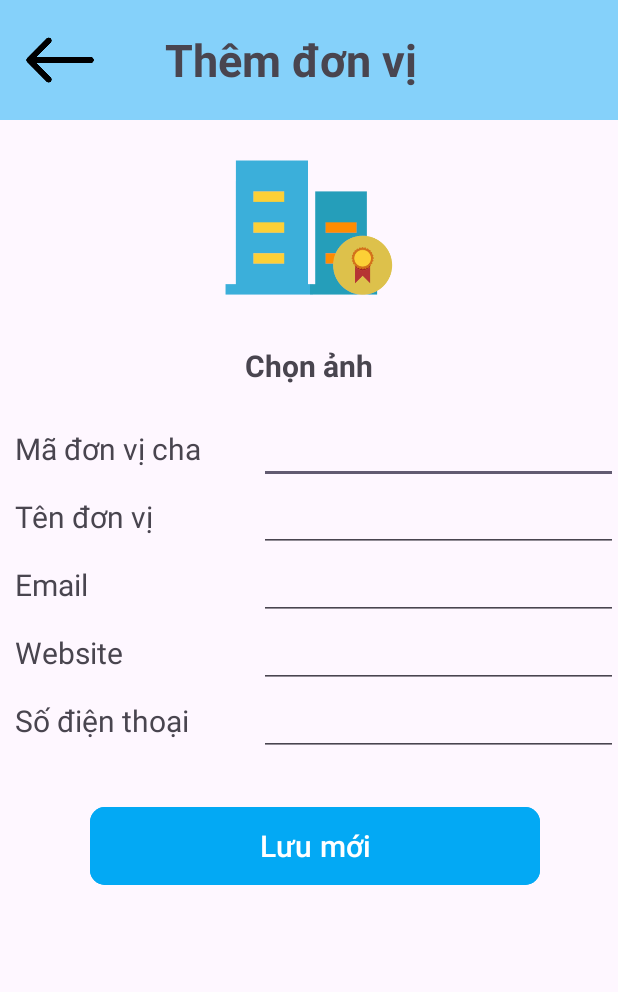
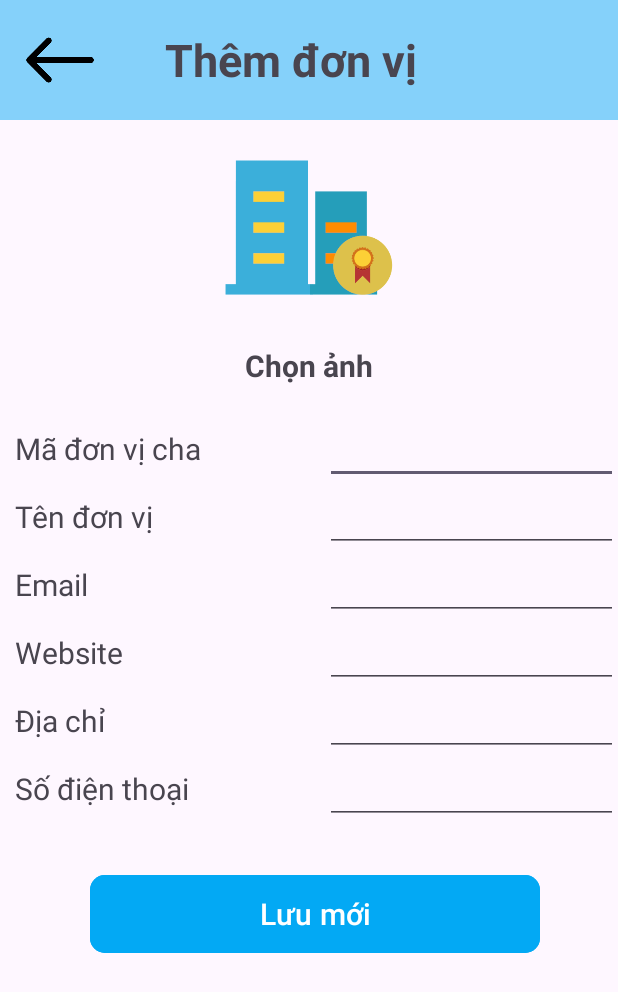
Before and after one commit to DouTee09/TestAndroid, an Android app: the CreateNewUnitActivity screen opened directly, with no data from a screen before it, on a phone screen of 412 x 824 dp. Shown: the top 992 px of the screen. Run offline under Robolectric (Android 15) with nearby library versions, the phone set to English and light mode, and no system bars; our stand-ins replace Firebase (no records; nobody signed in at launch, a user with empty details on screens opened directly).

Commit message:
Update feature create staff, unit

```diff
--- a/TestApp/app/src/main/java/com/example/testapp/CreateNewUnitActivity.java
+++ b/TestApp/app/src/main/java/com/example/testapp/CreateNewUnitActivity.java
@@ -3,7 +3,10 @@ package com.example.testapp;
 import android.content.Intent;
 import android.os.Bundle;
 import android.view.View;
+import android.widget.Button;
+import android.widget.EditText;
 import android.widget.ImageView;
+import android.widget.Toast;
 
 import androidx.activity.EdgeToEdge;
 import androidx.appcompat.app.AppCompatActivity;
@@ -12,7 +15,17 @@ import androidx.core.view.ViewCompat;
 import androidx.core.view.WindowInsetsCompat;
 
 public class CreateNewUnitActivity extends AppCompatActivity {
+
+    private FirebaseDatabaseHelperUnit unitHelper;
+    private EditText edtMaDonViCha;
+    private EditText edtTenDonVi;
+    private EditText edtEmail;
+    private EditText edtWebsite;
+    private EditText edtDiaChi;
+    private EditText edtSDT;
+
     private ImageView imvBack;
+    private Button btnLuu;
     @Override
     protected void onCreate(Bundle savedInstanceState) {
         super.onCreate(savedInstanceState);
@@ -24,14 +37,61 @@ public class CreateNewUnitActivity extends AppCompatActivity {
             return insets;
         });
 
+        unitHelper = new FirebaseDatabaseHelperUnit();
+
         imvBack = findViewById(R.id.imvQuayLai);
+        btnLuu = findViewById(R.id.btnLuu);
+
+        edtMaDonViCha = findViewById(R.id.edtMaDonViCha);
+        edtTenDonVi = findViewById(R.id.edtTenDonVi);
+        edtEmail = findViewById(R.id.edtEmail);
+        edtWebsite = findViewById(R.id.edtWebsite);
+        edtDiaChi = findViewById(R.id.edtDiaChi);
+        edtSDT = findViewById(R.id.edtSDT);
+
         imvBack.setOnClickListener(new View.OnClickListener() {
             @Override
             public void onClick(View v) {
-                Intent intent = new Intent(CreateNewUnitActivity.this, MainActivity.class);
+                Intent intent = new Intent(CreateNewUnitActivity.this, UnitMainActivity.class);
                 startActivity(intent);
                 finish();
             }
         });
+
+        btnLuu.setOnClickListener(new View.OnClickListener() {
+            @Override
+            public void onClick(View v) {
+                addUnit();
+            }
+        });
+    }
+
+    private  void addUnit(){
+        String maDonViCha = edtMaDonViCha.getText().toString();
+        String tenDonVi = edtTenDonVi.getText().toString();
+        String email = edtEmail.getText().toString();
+        String website = edtWebsite.getText().toString();
+        String diachi = edtDiaChi.getText().toString();
+        String soDienThoai = edtSDT.getText().toString();
+
+        if (maDonViCha.isEmpty() || tenDonVi.isEmpty() || email.isEmpty() || soDienThoai.isEmpty()) {
+            Toast.makeText(CreateNewUnitActivity.this, "Vui lòng nhập đầy đủ thông tin", Toast.LENGTH_SHORT).show();
+            return;
+        }
+
+        Unit newUnit = new Unit(maDonViCha, tenDonVi, email, website, diachi ,soDienThoai);
+
+        unitHelper.addUnit(newUnit);
+        Toast.makeText(CreateNewUnitActivity.this, "Thêm thành công", Toast.LENGTH_SHORT).show();
+        clearFields();
+    }
+
+    private void clearFields() {
+        edtMaDonViCha.setText("");
+        edtTenDonVi.setText("");
+        edtEmail.setText("");
+        edtWebsite.setText("");
+        edtDiaChi.setText("");
+        edtSDT.setText("");
     }
 }
--- a/TestApp/app/src/main/java/com/example/testapp/MainActivity.java
+++ b/TestApp/app/src/main/java/com/example/testapp/MainActivity.java
@@ -99,11 +99,12 @@ public class MainActivity extends AppCompatActivity {
         listViewStaff.setOnItemClickListener(new AdapterView.OnItemClickListener() {
             @Override
             public void onItemClick(AdapterView<?> parent, View view, int position, long id) {
+                Staff selectedStaff = staffList.get(position);
                 Intent intent = new Intent(MainActivity.this, InformationUserActivity.class);
+                intent.putExtra("staff", selectedStaff);
                 startActivity(intent);
             }
         });
 
-
     }
 }
--- a/TestApp/app/src/main/java/com/example/testapp/Staff.java
+++ b/TestApp/app/src/main/java/com/example/testapp/Staff.java
@@ -1,6 +1,8 @@
 package com.example.testapp;
 
-public class Staff {
+import java.io.Serializable;
+
+public class Staff implements Serializable {
     private String manhanvien;
     private String hoten;
     private String chucvu;
--- a/TestApp/app/src/main/res/layout/activity_create_new_unit.xml
+++ b/TestApp/app/src/main/res/layout/activity_create_new_unit.xml
@@ -24,7 +24,7 @@
             app:srcCompat="@drawable/arrow_back" />
 
         <TextView
-            android:id="@+id/textView3"
+            android:id="@+id/textView0"
             android:layout_width="wrap_content"
             android:layout_height="wrap_content"
             android:layout_gravity="center"
@@ -52,7 +52,7 @@
             android:background="@drawable/unitt" />
 
         <TextView
-            android:id="@+id/textView2"
+            android:id="@+id/textView1"
             android:layout_width="wrap_content"
             android:layout_height="wrap_content"
             android:layout_gravity="center"
@@ -69,16 +69,16 @@
         android:orientation="horizontal">
 
         <TextView
-            android:id="@+id/textView9"
+            android:id="@+id/textView2"
             android:layout_width="40dp"
             android:layout_height="wrap_content"
-            android:layout_weight="1"
+            android:layout_weight="2"
             android:paddingLeft="10dp"
             android:text="Mã đơn vị cha"
             android:textSize="20sp" />
 
         <EditText
-            android:id="@+id/editTextText"
+            android:id="@+id/edtMaDonViCha"
             android:layout_width="wrap_content"
             android:layout_height="wrap_content"
             android:layout_weight="1"
@@ -92,16 +92,16 @@
         android:orientation="horizontal">
 
         <TextView
-            android:id="@+id/textView9"
+            android:id="@+id/textView3"
             android:layout_width="40dp"
             android:layout_height="wrap_content"
-            android:layout_weight="1"
+            android:layout_weight="2"
             android:paddingLeft="10dp"
             android:text="Tên đơn vị"
             android:textSize="20sp" />
 
         <EditText
-            android:id="@+id/editTextText"
+            android:id="@+id/edtTenDonVi"
             android:layout_width="wrap_content"
             android:layout_height="wrap_content"
             android:layout_weight="1"
@@ -115,16 +115,16 @@
         android:orientation="horizontal">
 
         <TextView
-            android:id="@+id/textView9"
+            android:id="@+id/textView4"
             android:layout_width="40dp"
             android:layout_height="wrap_content"
-            android:layout_weight="1"
+            android:layout_weight="2"
             android:paddingLeft="10dp"
             android:text="Email"
             android:textSize="20sp" />
 
         <EditText
-            android:id="@+id/editTextText"
+            android:id="@+id/edtEmail"
             android:layout_width="wrap_content"
             android:layout_height="wrap_content"
             android:layout_weight="1"
@@ -138,16 +138,16 @@
         android:orientation="horizontal">
 
         <TextView
-            android:id="@+id/textView9"
+            android:id="@+id/textView5"
             android:layout_width="40dp"
             android:layout_height="wrap_content"
-            android:layout_weight="1"
+            android:layout_weight="2"
             android:paddingLeft="10dp"
             android:text="Website"
             android:textSize="20sp" />
 
         <EditText
-            android:id="@+id/editTextText"
+            android:id="@+id/edtWebsite"
             android:layout_width="wrap_content"
             android:layout_height="wrap_content"
             android:layout_weight="1"
@@ -161,16 +161,39 @@
         android:orientation="horizontal">
 
         <TextView
-            android:id="@+id/textView9"
+            android:id="@+id/textView6"
             android:layout_width="40dp"
             android:layout_height="wrap_content"
+            android:layout_weight="2"
+            android:paddingLeft="10dp"
+            android:text="Địa chỉ"
+            android:textSize="20sp" />
+
+        <EditText
+            android:id="@+id/edtDiaChi"
+            android:layout_width="wrap_content"
+            android:layout_height="wrap_content"
             android:layout_weight="1"
+            android:ems="5"
+            android:inputType="text" />
+    </LinearLayout>
+
+    <LinearLayout
+        android:layout_width="match_parent"
+        android:layout_height="wrap_content"
+        android:orientation="horizontal">
+
+        <TextView
+            android:id="@+id/textView7"
+            android:layout_width="40dp"
+            android:layout_height="wrap_content"
+            android:layout_weight="2"
             android:paddingLeft="10dp"
             android:text="Số điện thoại"
             android:textSize="20sp" />
 
         <EditText
-            android:id="@+id/editTextText"
+            android:id="@+id/edtSDT"
             android:layout_width="wrap_content"
             android:layout_height="wrap_content"
             android:layout_weight="1"
@@ -186,7 +209,7 @@
         android:orientation="vertical">
 
         <Button
-            android:id="@+id/button4"
+            android:id="@+id/btnLuu"
             android:layout_width="match_parent"
             android:layout_height="60dp"
             android:backgroundTint="#03A9F4"
--- a/TestApp/app/src/main/res/layout/activity_information_unit.xml
+++ b/TestApp/app/src/main/res/layout/activity_information_unit.xml
@@ -186,7 +186,7 @@
         android:orientation="vertical">
 
         <Button
-            android:id="@+id/button4"
+            android:id="@+id/btnLuu"
             android:layout_width="match_parent"
             android:layout_height="60dp"
             android:backgroundTint="#03A9F4"
--- a/TestApp/app/src/main/res/layout/activity_information_user.xml
+++ b/TestApp/app/src/main/res/layout/activity_information_user.xml
@@ -207,7 +207,7 @@
         android:orientation="vertical">
 
         <Button
-            android:id="@+id/button4"
+            android:id="@+id/btnLuu"
             android:layout_width="match_parent"
             android:layout_height="60dp"
             android:backgroundTint="#03A9F4"
```
Also changed, not shown: TestApp/app/src/main/java/com/example/testapp/CreateNewUserActivity.java (+63 -0 lines), TestApp/app/src/main/res/layout/activity_create_new_user.xml (+15 -15 lines).
